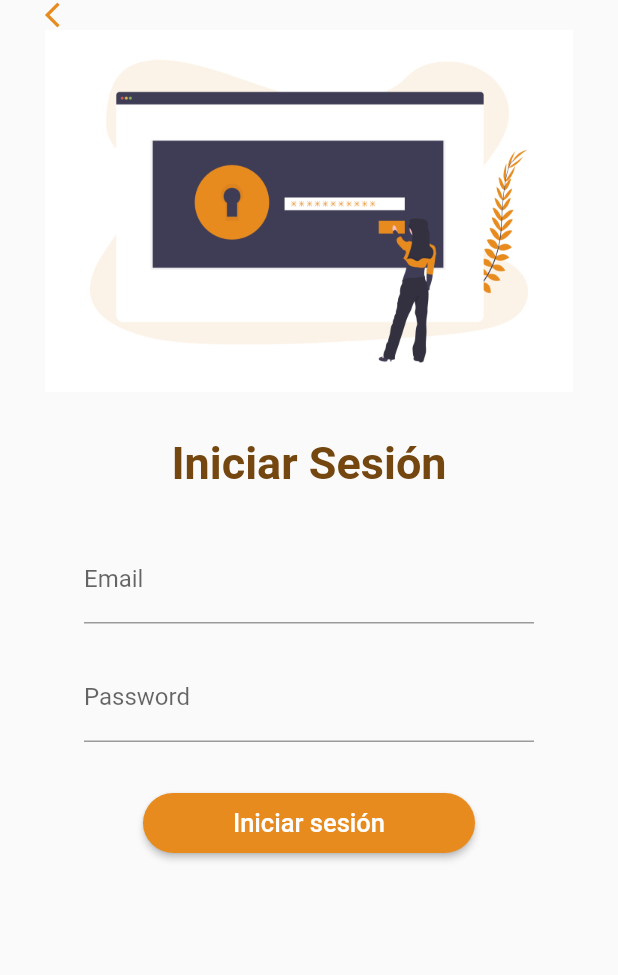
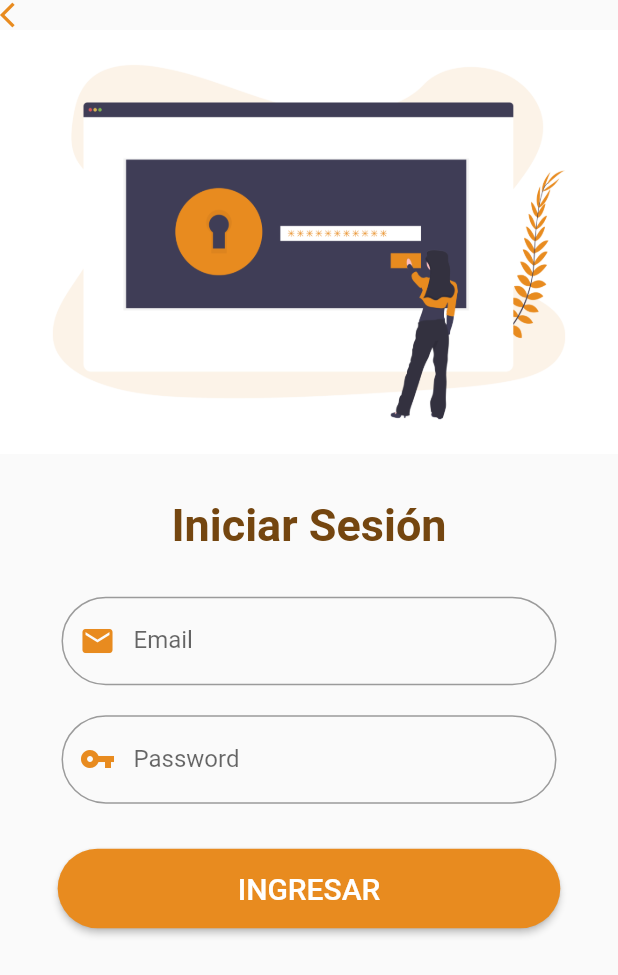
Before and after one commit to andrescodedev/prueba472, a Flutter app: the LoginScreen screen opened by its route, on a phone screen of 412 x 824 dp. Shown: the top 975 px of the screen. Run offline on Flutter 3.47's test engine with Material 2 defaults, Android fonts, the phone set to English and light mode, and no system bars.

Commit message:
Mejoramos el estilo de la pantalla login_screen

```diff
--- a/lib/src/pages/login_screen.dart
+++ b/lib/src/pages/login_screen.dart
@@ -23,7 +23,7 @@ class _LoginScreenState extends State<LoginScreen> {
   void _dataSubmit() {
     FocusScope.of(context).unfocus();
     final bool isValid = _formKey.currentState.validate();
-    if(isValid){
+    if (isValid) {
       print('Email: $_email , password: $_password');
     }
   }
@@ -48,14 +48,19 @@ class _LoginScreenState extends State<LoginScreen> {
 
   @override
   Widget build(BuildContext context) {
+    final MediaQueryData media = MediaQuery.of(context);
+    final double size = media.size.height;
+    final double paddingTop = media.padding.top;
+    final double paddingBottom = media.padding.bottom;
+
     return Scaffold(
       body: SafeArea(
-        child: baseContainer(),
+        child: baseContainer(size, paddingTop, paddingBottom),
       ),
     );
   }
 
-  Widget baseContainer() {
+  Widget baseContainer(double size, double paddingTop, double paddingBottom) {
     return GestureDetector(
       onTap: () {
         FocusScope.of(context).unfocus();
@@ -63,10 +68,11 @@ class _LoginScreenState extends State<LoginScreen> {
       child: Container(
         width: double.infinity,
         height: double.infinity,
-        padding: EdgeInsets.symmetric(horizontal: 30.0),
         child: ListView(
           children: <Widget>[
-            Column(
+            Container(
+              //height: size - paddingTop - paddingBottom,
+              child: Column(
                 children: <Widget>[
                   arrowLeft(context),
                   imageLogin(),
@@ -89,6 +95,7 @@ class _LoginScreenState extends State<LoginScreen> {
                   buttomLogin(),
                 ],
               ),
+            ),
           ],
         ),
       ),
@@ -97,7 +104,7 @@ class _LoginScreenState extends State<LoginScreen> {
 
   Widget validateForm() {
     return ConstrainedBox(
-      constraints: BoxConstraints(minWidth: 200.0, maxWidth: 300.0),
+      constraints: BoxConstraints(minWidth: 200.0, maxWidth: 330.0),
       child: Form(
         key: _formKey,
         child: Column(
@@ -121,6 +128,13 @@ class _LoginScreenState extends State<LoginScreen> {
       decoration: InputDecoration(
         hintText: 'example@domain.com',
         labelText: 'Email',
+        prefixIcon: Icon(
+          Icons.email,
+          color: Color.fromRGBO(232, 139, 31, 1.0),
+        ),
+        border: OutlineInputBorder(
+          borderRadius: BorderRadius.circular(30.0),
+        ),
       ),
       onFieldSubmitted: (String text) {
         _focusNodePassword.nextFocus();
@@ -138,6 +152,13 @@ class _LoginScreenState extends State<LoginScreen> {
       decoration: InputDecoration(
         hintText: '*******',
         labelText: 'Password',
+        prefixIcon: Icon(
+          Icons.vpn_key,
+          color: Color.fromRGBO(232, 139, 31, 1.0),
+        ),
+        border: OutlineInputBorder(
+          borderRadius: BorderRadius.circular(30.0),
+        ),
       ),
       onFieldSubmitted: (String text) {
         _dataSubmit();
@@ -180,9 +201,9 @@ class _LoginScreenState extends State<LoginScreen> {
 
   Widget buttomLogin() {
     return RaisedButton(
-      child: textLogin('Iniciar sesión', 17.0, null, Colors.white),
+      child: textLogin('INGRESAR', 20.0, null, Colors.white),
       color: Color.fromRGBO(232, 139, 31, 1.0),
-      padding: EdgeInsets.symmetric(horizontal: 60.0, vertical: 10.0),
+      padding: EdgeInsets.symmetric(horizontal: 120.0, vertical: 15.0),
       shape: RoundedRectangleBorder(
         borderRadius: BorderRadius.circular(30.0),
       ),
```
Lines whose indentation alone changed are shown as unchanged.
